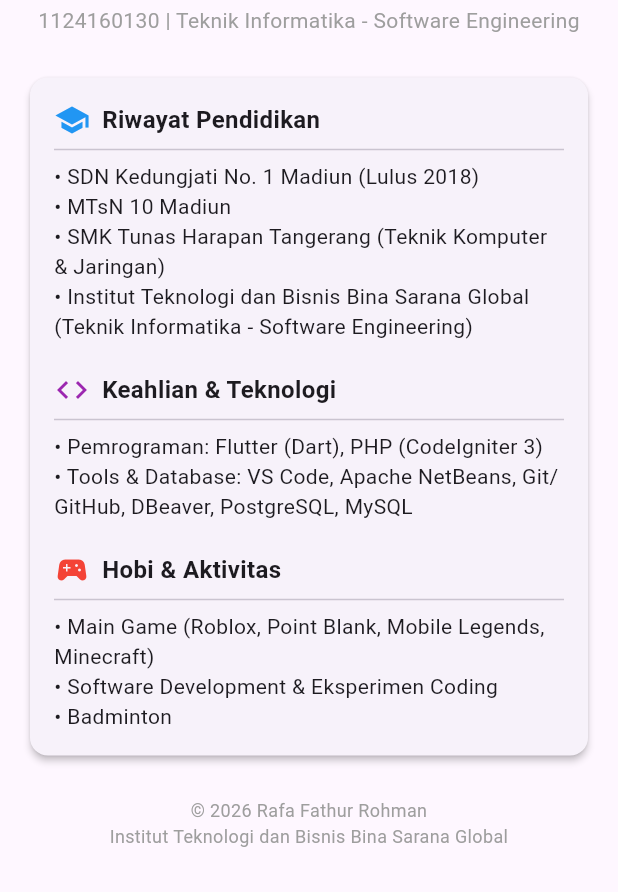
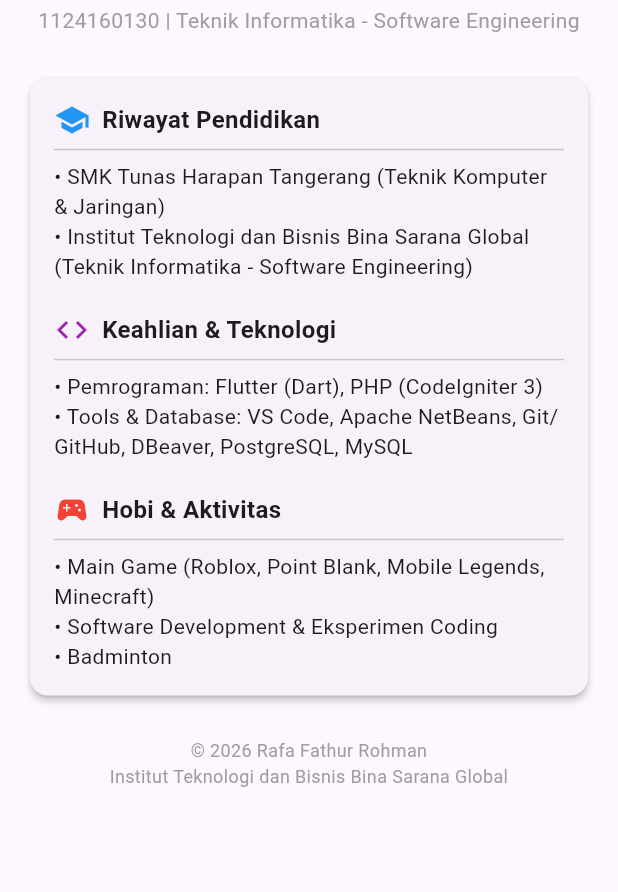
Before and after one commit to rapp-afk/uts-pml-1124160130, a Flutter app: the AboutPage screen opened directly, on a phone screen of 412 x 824 dp, the part 344-1236 px from its top. Run offline on Flutter 3.47's test engine with Material 3 defaults, Android fonts, the phone set to English and light mode, and no system bars.

Commit message:
docs: finalisasi README,update dokumentasi UTS Flutter dan menambahkan folder bari asets dan screenshot lalu perbaikan di about page

```diff
--- a/soal2-profil-app/lib/screens/about_page.dart
+++ b/soal2-profil-app/lib/screens/about_page.dart
@@ -54,8 +54,6 @@ class AboutPage extends StatelessWidget {
                       ],
                     ),
                     const Divider(),
-                    const Text('• SDN Kedungjati No. 1 Madiun (Lulus 2018)'),
-                    const Text('• MTsN 10 Madiun'),
                     const Text('• SMK Tunas Harapan Tangerang (Teknik Komputer & Jaringan)'),
                     const Text('• Institut Teknologi dan Bisnis Bina Sarana Global (Teknik Informatika - Software Engineering)'),
 
```
Also changed, not shown: 5 other files.
